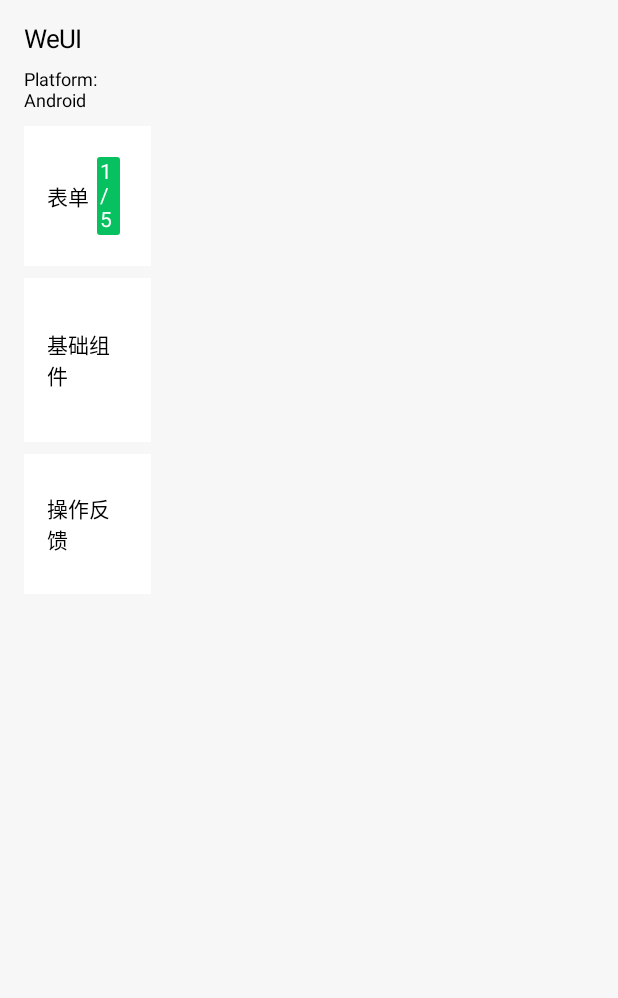
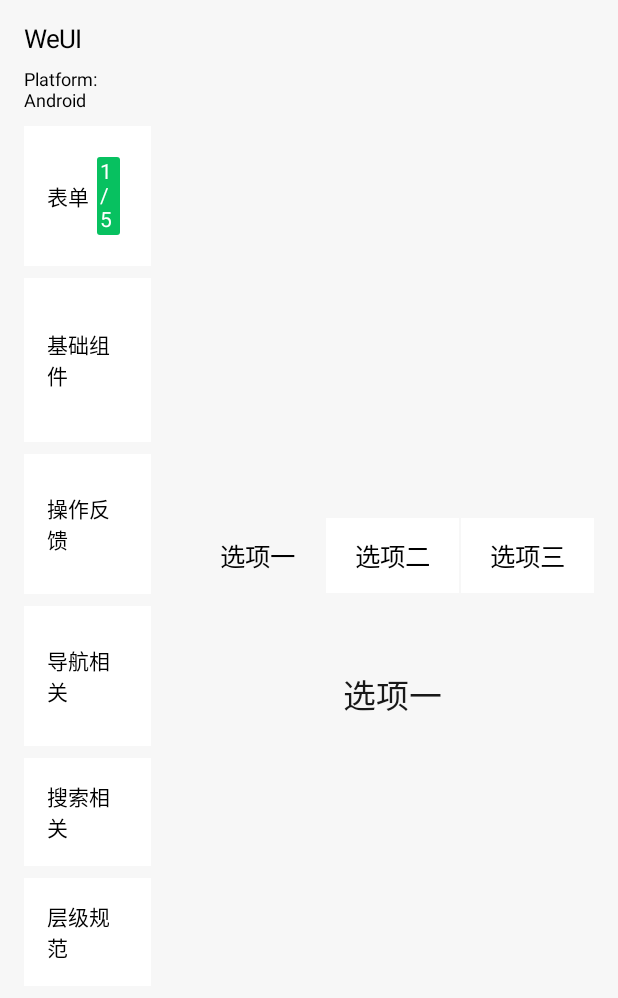
Before and after one commit to ouyangsl/weui-compose, an Android app built with Jetpack Compose: the screen it shows after launch (MainActivity), on a phone screen of 412 x 824 dp. Shown: the top 998 px of the screen. Run offline under Robolectric (Android 15) with nearby library versions, the phone set to English and light mode, and no system bars.

Commit message:
添加 TabBar

```diff
--- /dev/null
+++ b/common/src/commonMain/kotlin/weui/components/navigation/TabBar.kt
@@ -0,0 +1,58 @@
+package weui.components.navigation
+
+import androidx.compose.foundation.background
+import androidx.compose.foundation.clickable
+import androidx.compose.foundation.layout.*
+import androidx.compose.foundation.text.BasicText
+import androidx.compose.runtime.Composable
+import androidx.compose.ui.Alignment
+import androidx.compose.ui.Modifier
+import androidx.compose.ui.unit.dp
+import weui.theme.WeUITheme
+
+/**
+ * TabBar: 表头样式的导航组件
+ */
+@Composable
+fun TabBar(
+    selected: Int,
+    tabs: List<String>,
+    modifier: Modifier = Modifier,
+    onTabSelected: (Int) -> Unit
+) {
+    Row(
+        horizontalArrangement = Arrangement.spacedBy(1.dp),
+        modifier = modifier
+            .background(WeUITheme.colors.background)
+            .padding(bottom = 1.dp)
+    ) {
+        for ((index, tab) in tabs.withIndex()) {
+            TabItem(
+                isSelected = selected == index,
+                title = tab,
+                modifier = Modifier.weight(1f)
+            ) {
+                onTabSelected(index)
+            }
+        }
+    }
+}
+
+@Composable
+private fun TabItem(
+    isSelected: Boolean,
+    title: String,
+    modifier: Modifier = Modifier,
+    onClick: () -> Unit
+) = Box(
+    contentAlignment = Alignment.Center,
+    modifier = modifier
+        .clickable(onClick = onClick)
+        .background(if (isSelected) WeUITheme.colors.background else WeUITheme.colors.surface)
+        .height(50.dp)
+) {
+    BasicText(
+        text = title,
+        style = WeUITheme.typography.button
+    )
+}
--- a/common/src/commonMain/kotlin/weui/sample/App.kt
+++ b/common/src/commonMain/kotlin/weui/sample/App.kt
@@ -20,8 +20,8 @@
 fun App() {
     val platformName = getPlatformName()
 
-    var selected by remember { mutableStateOf<Menu?>(null) }
-//    var selected by remember { mutableStateOf<Menu?>(Menu.Footer) }
+//    var selected by remember { mutableStateOf<Menu?>(null) }
+    var selected by remember { mutableStateOf<Menu?>(Menu.TabBar) }
 
     WeUITheme {
         Row(
--- a/common/src/commonMain/kotlin/weui/sample/Menu.kt
+++ b/common/src/commonMain/kotlin/weui/sample/Menu.kt
@@ -55,7 +55,17 @@
     Msg(title = "提示页", available = false),
     Picker(title = "多列选择器", available = false),
     Toast(title = "弹出式提示", available = false),
-    TopTips(title = "顶部提示条", available = true)
+    TopTips(title = "顶部提示条", available = true),
+
+    // 导航相关
+    NavBar(title = "底部导航条", available = false),
+    TabBar(title = "表头导航条", available = true),
+
+    // 搜索相关
+    SearchBar(title = "搜索栏", available = false),
+
+    // 层级规范
+    Layer(title = "层级规范", available = false)
 }
 
 /**
@@ -92,6 +102,16 @@
         Menu.Picker,
         Menu.Toast,
         Menu.TopTips
+    ),
+    "导航相关" to listOf(
+        Menu.NavBar,
+        Menu.TabBar
+    ),
+    "搜索相关" to listOf(
+        Menu.SearchBar
+    ),
+    "层级规范" to listOf(
+        Menu.Layer
     )
 )
 
--- a/common/src/commonMain/kotlin/weui/sample/SampleScreen.kt
+++ b/common/src/commonMain/kotlin/weui/sample/SampleScreen.kt
@@ -10,6 +10,7 @@
 import weui.sample.dialog.DialogSampleScreen
 import weui.sample.dialog.TopTipsSampleScreen
 import weui.sample.footer.FooterSampleScreen
+import weui.sample.navigation.TabBarSampleScreen
 import weui.sample.progress.ProgressSampleScreen
 
 /**
@@ -29,6 +30,7 @@
             Menu.Footer -> FooterSampleScreen(sampleModifier)
             Menu.Dialog -> DialogSampleScreen(sampleModifier)
             Menu.TopTips -> TopTipsSampleScreen(sampleModifier)
+            Menu.TabBar -> TabBarSampleScreen(sampleModifier)
             null -> NullSampleScreen(sampleModifier)
             else -> NotAvailableSampleScreen(sampleModifier)
         }
--- /dev/null
+++ b/common/src/commonMain/kotlin/weui/sample/navigation/TabBarSampleScreen.kt
@@ -0,0 +1,44 @@
+package weui.sample.navigation
+
+import androidx.compose.foundation.layout.Arrangement
+import androidx.compose.foundation.layout.Column
+import androidx.compose.foundation.layout.fillMaxWidth
+import androidx.compose.foundation.text.BasicText
+import androidx.compose.runtime.*
+import androidx.compose.ui.Alignment
+import androidx.compose.ui.Modifier
+import androidx.compose.ui.unit.dp
+import weui.components.navigation.TabBar
+import weui.theme.WeUITheme
+
+@Composable
+fun TabBarSampleScreen(
+    modifier: Modifier = Modifier
+) {
+    var selected by remember { mutableStateOf(0) }
+    val tabs = listOf(
+        "选项一", "选项二", "选项三"
+    )
+
+    Column(
+        verticalArrangement = Arrangement.spacedBy(
+            space = 50.dp,
+            alignment = Alignment.CenterVertically
+        ),
+        horizontalAlignment = Alignment.CenterHorizontally,
+        modifier = modifier
+    ) {
+        TabBar(
+            selected = selected,
+            tabs = tabs,
+            modifier = Modifier.fillMaxWidth()
+        ) {
+            selected = it
+        }
+
+        BasicText(
+            text = tabs[selected],
+            style = WeUITheme.typography.headline
+        )
+    }
+}
```
